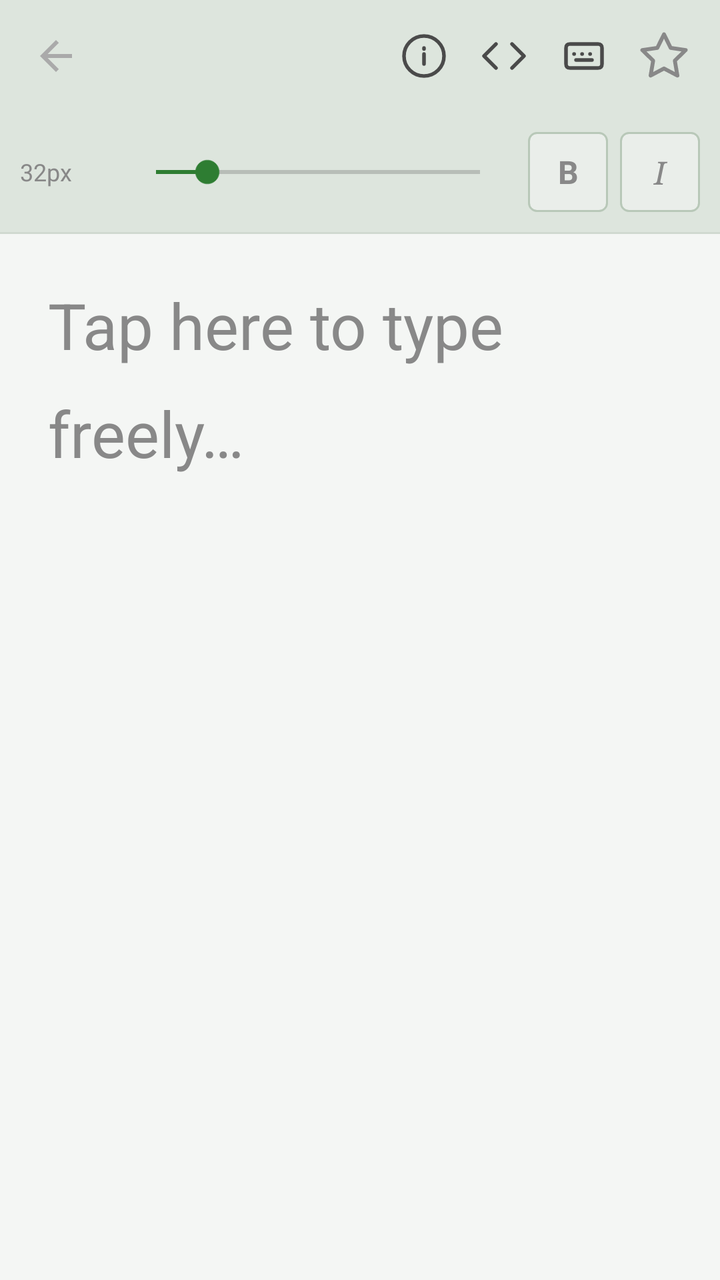
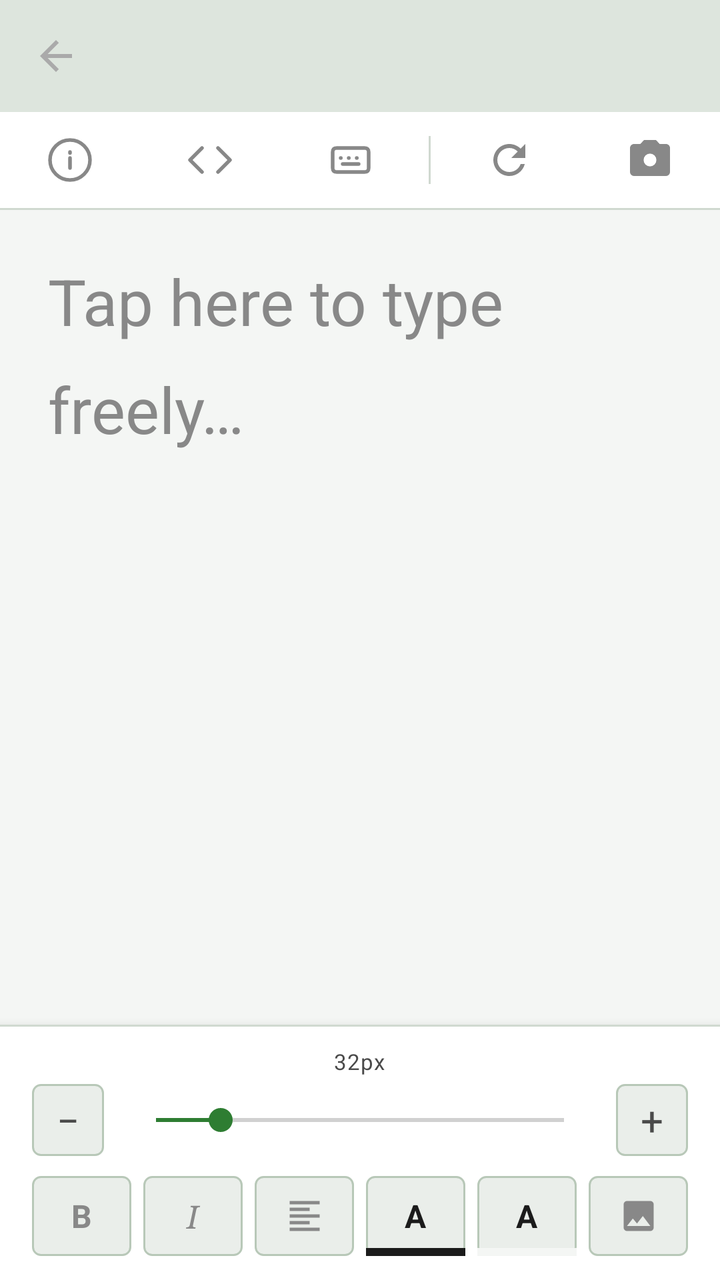

The first picture is an Android layout as it rendered before a commit; the second is the same layout after the commit. The layout source and the unified diff follow.
<!-- AndroidManifest.xml: application theme Theme.FontLens -->
<!-- res/layout/fragment_preview.xml -->
<?xml version="1.0" encoding="utf-8"?>
<androidx.constraintlayout.widget.ConstraintLayout
    xmlns:android="http://schemas.android.com/apk/res/android"
    xmlns:app="http://schemas.android.com/apk/res-auto"
    android:layout_width="match_parent"
    android:layout_height="match_parent"
    android:background="?attr/bgPrimary">

    <androidx.appcompat.widget.Toolbar
        android:id="@+id/toolbar"
        android:layout_width="0dp"
        android:layout_height="?attr/actionBarSize"
        android:background="?attr/bgSidebar"
        app:layout_constraintEnd_toEndOf="parent"
        app:layout_constraintStart_toStartOf="parent"
        app:layout_constraintTop_toTopOf="parent"
        app:navigationIcon="@drawable/ic_back"
        app:navigationIconTint="?attr/textSecondary">

        <LinearLayout
            android:layout_width="match_parent"
            android:layout_height="wrap_content"
            android:orientation="horizontal"
            android:gravity="center_vertical"
            android:paddingEnd="8dp">

            <TextView
                android:id="@+id/tv_font_name"
                android:layout_width="0dp"
                android:layout_height="wrap_content"
                android:layout_weight="1"
                android:textColor="?attr/textPrimary"
                android:textSize="16sp"
                android:fontFamily="serif"
                android:maxLines="1"
                android:ellipsize="end"
                android:letterSpacing="0.04" />

            
            <TextView
                android:id="@+id/btn_add_to_library"
                android:layout_width="wrap_content"
                android:layout_height="wrap_content"
                android:text="+ Add"
                android:textSize="13sp"
                android:textColor="?attr/colorOnPrimary"
                android:background="@drawable/bg_accent_btn"
                android:paddingStart="12dp"
                android:paddingEnd="12dp"
                android:paddingTop="5dp"
                android:paddingBottom="5dp"
                android:layout_marginEnd="4dp"
                android:clickable="true"
                android:focusable="true"
                android:visibility="gone" />

            <ImageView
                android:id="@+id/btn_delete"
                android:layout_width="40dp"
                android:layout_height="40dp"
                android:padding="8dp"
                android:src="@drawable/ic_delete"
                app:tint="@color/ic_delete_tint"
                android:clickable="true"
                android:focusable="true"
                android:visibility="gone"
                android:background="?attr/selectableItemBackgroundBorderless" />

            <ImageView
                android:id="@+id/btn_info"
                android:layout_width="40dp"
                android:layout_height="40dp"
                android:padding="8dp"
                android:src="@drawable/ic_info"
                app:tint="@color/ic_tint_secondary"
                android:clickable="true"
                android:focusable="true"
                android:background="?attr/selectableItemBackgroundBorderless" />

            <ImageView
                android:id="@+id/btn_meta"
                android:layout_width="40dp"
                android:layout_height="40dp"
                android:padding="8dp"
                android:src="@drawable/ic_meta"
                app:tint="@color/ic_tint_secondary"
                android:clickable="true"
                android:focusable="true"
                android:background="?attr/selectableItemBackgroundBorderless" />

            <ImageView
                android:id="@+id/btn_glyph"
                android:layout_width="40dp"
                android:layout_height="40dp"
                android:padding="8dp"
                android:src="@drawable/ic_glyph"
                app:tint="@color/ic_tint_secondary"
                android:clickable="true"
                android:focusable="true"
                android:background="?attr/selectableItemBackgroundBorderless" />

            <ImageView
                android:id="@+id/btn_favorite"
                android:layout_width="40dp"
                android:layout_height="40dp"
                android:padding="7dp"
                android:src="@drawable/ic_star_outline"
                app:tint="@color/ic_tint_muted"
                android:clickable="true"
                android:focusable="true"
                android:background="?attr/selectableItemBackgroundBorderless" />

        </LinearLayout>
    </androidx.appcompat.widget.Toolbar>

    <LinearLayout
        android:id="@+id/controls_bar"
        android:layout_width="0dp"
        android:layout_height="wrap_content"
        android:orientation="horizontal"
        android:gravity="center_vertical"
        android:padding="10dp"
        android:background="?attr/bgSidebar"
        app:layout_constraintEnd_toEndOf="parent"
        app:layout_constraintStart_toStartOf="parent"
        app:layout_constraintTop_toBottomOf="@id/toolbar">

        <TextView
            android:id="@+id/tv_size_label"
            android:layout_width="wrap_content"
            android:layout_height="wrap_content"
            android:text="32px"
            android:textColor="?attr/textMuted"
            android:textSize="12sp"
            android:minWidth="52dp" />

        <SeekBar
            android:id="@+id/seekbar_size"
            android:layout_width="0dp"
            android:layout_height="wrap_content"
            android:layout_weight="1"
            android:max="152"
            android:progress="24"
            android:progressTint="?attr/accentColor"
            android:thumbTint="?attr/accentColor" />

        <TextView
            android:id="@+id/btn_bold"
            android:layout_width="40dp"
            android:layout_height="40dp"
            android:layout_marginStart="8dp"
            android:gravity="center"
            android:text="B"
            android:textSize="16sp"
            android:textStyle="bold"
            android:textColor="?attr/textMuted"
            android:background="@drawable/bg_style_btn"
            android:clickable="true"
            android:focusable="true" />

        <TextView
            android:id="@+id/btn_italic"
            android:layout_width="40dp"
            android:layout_height="40dp"
            android:layout_marginStart="6dp"
            android:gravity="center"
            android:text="I"
            android:textSize="16sp"
            android:textStyle="italic"
            android:fontFamily="serif"
            android:textColor="?attr/textMuted"
            android:background="@drawable/bg_style_btn"
            android:clickable="true"
            android:focusable="true" />

    </LinearLayout>

    <View
        android:id="@+id/divider"
        android:layout_width="0dp"
        android:layout_height="1dp"
        android:background="?attr/dividerColor"
        app:layout_constraintEnd_toEndOf="parent"
        app:layout_constraintStart_toStartOf="parent"
        app:layout_constraintTop_toBottomOf="@id/controls_bar" />

    <ScrollView
        android:layout_width="0dp"
        android:layout_height="0dp"
        android:fillViewport="true"
        app:layout_constraintBottom_toBottomOf="parent"
        app:layout_constraintEnd_toEndOf="parent"
        app:layout_constraintStart_toStartOf="parent"
        app:layout_constraintTop_toBottomOf="@id/divider">

        <EditText
            android:id="@+id/et_preview"
            android:layout_width="match_parent"
            android:layout_height="wrap_content"
            android:minHeight="300dp"
            android:padding="24dp"
            android:background="@null"
            android:textColor="?attr/textPrimary"
            android:textSize="32sp"
            android:gravity="top|start"
            android:hint="@string/tap_to_type"
            android:textColorHint="?attr/textMuted"
            android:inputType="textMultiLine|textCapSentences"
            android:lineSpacingMultiplier="1.4" />

    </ScrollView>

</androidx.constraintlayout.widget.ConstraintLayout>
<!-- resources referenced by this layout -->
<resources>
  <!-- drawable bg_accent_btn (drawable) -->
  <?xml version="1.0" encoding="utf-8"?>
  <shape xmlns:android="http://schemas.android.com/apk/res/android" android:shape="rectangle">
      <solid android:color="?attr/accentColor"/>
      <corners android:radius="4dp"/>
  </shape>
  <!-- drawable bg_style_btn (drawable) -->
  <?xml version="1.0" encoding="utf-8"?>
  <shape xmlns:android="http://schemas.android.com/apk/res/android" android:shape="rectangle">
      <solid android:color="?attr/bgElevated"/>
      <stroke android:width="1dp" android:color="?attr/borderColor"/>
      <corners android:radius="4dp"/>
  </shape>
  <!-- drawable ic_back (drawable) -->
  <vector xmlns:android="http://schemas.android.com/apk/res/android" android:width="24dp" android:height="24dp" android:viewportWidth="24" android:viewportHeight="24">
    <path android:fillColor="#AAAAAA" android:pathData="M20,11H7.83l5.59,-5.59L12,4l-8,8 8,8 1.41,-1.41L7.83,13H20v-2z"/>
  </vector>
  <string name="tap_to_type">Tap here to type freely…</string>
  <style name="Theme.FontLens" parent="Theme.FontLens.Green.Light" />
  <color name="green_light_accent">#2E7D32</color>
  <color name="green_light_accent_dim">#C8E6C9</color>
  <color name="green_light_bg_surface">#FFFFFF</color>
  <color name="green_light_text_primary">#1B1B1B</color>
  <color name="green_light_bg_primary">#F4F6F4</color>
  <color name="green_light_bg_sidebar">#DDE5DD</color>
  <color name="green_light_text_secondary">#4A4A4A</color>
  <color name="green_light_bg_elevated">#EAEEEA</color>
  <color name="green_light_text_muted">#888888</color>
  <color name="green_light_divider">#D0D9D0</color>
  <color name="green_light_border">#B8C8B8</color>
  <!-- unchanged entries left out for length: 6 -->
</resources>

<!-- the commit's change to res/layout/fragment_preview.xml (unified diff, before → after) -->
@@ -6,6 +6,7 @@
     android:layout_height="match_parent"
     android:background="?attr/bgPrimary">
 
+    
     <androidx.appcompat.widget.Toolbar
         android:id="@+id/toolbar"
         android:layout_width="0dp"
@@ -15,183 +16,188 @@
         app:layout_constraintStart_toStartOf="parent"
         app:layout_constraintTop_toTopOf="parent"
         app:navigationIcon="@drawable/ic_back"
-        app:navigationIconTint="?attr/textSecondary">
-
-        <LinearLayout
-            android:layout_width="match_parent"
-            android:layout_height="wrap_content"
-            android:orientation="horizontal"
-            android:gravity="center_vertical"
-            android:paddingEnd="8dp">
-
-            <TextView
-                android:id="@+id/tv_font_name"
-                android:layout_width="0dp"
-                android:layout_height="wrap_content"
-                android:layout_weight="1"
-                android:textColor="?attr/textPrimary"
-                android:textSize="16sp"
-                android:fontFamily="serif"
-                android:maxLines="1"
-                android:ellipsize="end"
-                android:letterSpacing="0.04" />
-
-            
-            <TextView
-                android:id="@+id/btn_add_to_library"
-                android:layout_width="wrap_content"
-                android:layout_height="wrap_content"
-                android:text="+ Add"
-                android:textSize="13sp"
-                android:textColor="?attr/colorOnPrimary"
-                android:background="@drawable/bg_accent_btn"
-                android:paddingStart="12dp"
-                android:paddingEnd="12dp"
-                android:paddingTop="5dp"
-                android:paddingBottom="5dp"
-                android:layout_marginEnd="4dp"
-                android:clickable="true"
-                android:focusable="true"
-                android:visibility="gone" />
-
-            <ImageView
-                android:id="@+id/btn_delete"
-                android:layout_width="40dp"
-                android:layout_height="40dp"
-                android:padding="8dp"
-                android:src="@drawable/ic_delete"
-                app:tint="@color/ic_delete_tint"
-                android:clickable="true"
-                android:focusable="true"
-                android:visibility="gone"
-                android:background="?attr/selectableItemBackgroundBorderless" />
-
-            <ImageView
-                android:id="@+id/btn_info"
-                android:layout_width="40dp"
-                android:layout_height="40dp"
-                android:padding="8dp"
-                android:src="@drawable/ic_info"
-                app:tint="@color/ic_tint_secondary"
-                android:clickable="true"
-                android:focusable="true"
-                android:background="?attr/selectableItemBackgroundBorderless" />
-
-            <ImageView
-                android:id="@+id/btn_meta"
-                android:layout_width="40dp"
-                android:layout_height="40dp"
-                android:padding="8dp"
-                android:src="@drawable/ic_meta"
-                app:tint="@color/ic_tint_secondary"
-                android:clickable="true"
-                android:focusable="true"
-                android:background="?attr/selectableItemBackgroundBorderless" />
-
-            <ImageView
-                android:id="@+id/btn_glyph"
-                android:layout_width="40dp"
-                android:layout_height="40dp"
-                android:padding="8dp"
-                android:src="@drawable/ic_glyph"
-                app:tint="@color/ic_tint_secondary"
-                android:clickable="true"
-                android:focusable="true"
-                android:background="?attr/selectableItemBackgroundBorderless" />
-
-            <ImageView
-                android:id="@+id/btn_favorite"
-                android:layout_width="40dp"
-                android:layout_height="40dp"
-                android:padding="7dp"
-                android:src="@drawable/ic_star_outline"
-                app:tint="@color/ic_tint_muted"
-                android:clickable="true"
-                android:focusable="true"
-                android:background="?attr/selectableItemBackgroundBorderless" />
-
-        </LinearLayout>
+        app:navigationIconTint="?attr/textSecondary"
+        app:title=""
+        app:titleTextColor="?attr/textPrimary">
+
+        <TextView
+            android:id="@+id/tv_font_name"
+            android:layout_width="wrap_content"
+            android:layout_height="wrap_content"
+            android:textColor="?attr/textPrimary"
+            android:textSize="16sp"
+            android:fontFamily="serif"
+            android:maxLines="1"
+            android:ellipsize="end"
+            android:letterSpacing="0.04" />
+
     </androidx.appcompat.widget.Toolbar>
 
+    
     <LinearLayout
-        android:id="@+id/controls_bar"
-        android:layout_width="0dp"
-        android:layout_height="wrap_content"
+        android:id="@+id/menu_bar"
+        android:layout_width="0dp"
+        android:layout_height="48dp"
         android:orientation="horizontal"
-        android:gravity="center_vertical"
-        android:padding="10dp"
-        android:background="?attr/bgSidebar"
+        android:gravity="center"
+        android:background="?attr/bgSurface"
         app:layout_constraintEnd_toEndOf="parent"
         app:layout_constraintStart_toStartOf="parent"
         app:layout_constraintTop_toBottomOf="@id/toolbar">
 
+        
+        <ImageView
+            android:id="@+id/btn_info"
+            android:layout_width="0dp"
+            android:layout_height="match_parent"
+            android:layout_weight="1"
+            android:padding="12dp"
+            android:src="@drawable/ic_info"
+            app:tint="?attr/textMuted"
+            android:clickable="true"
+            android:focusable="true"
+            android:background="?attr/selectableItemBackgroundBorderless" />
+
+        
+        <ImageView
+            android:id="@+id/btn_meta"
+            android:layout_width="0dp"
+            android:layout_height="match_parent"
+            android:layout_weight="1"
+            android:padding="12dp"
+            android:src="@drawable/ic_meta"
+            app:tint="?attr/textMuted"
+            android:clickable="true"
+            android:focusable="true"
+            android:background="?attr/selectableItemBackgroundBorderless" />
+
+        
+        <ImageView
+            android:id="@+id/btn_glyph"
+            android:layout_width="0dp"
+            android:layout_height="match_parent"
+            android:layout_weight="1"
+            android:padding="12dp"
+            android:src="@drawable/ic_glyph"
+            app:tint="?attr/textMuted"
+            android:clickable="true"
+            android:focusable="true"
+            android:background="?attr/selectableItemBackgroundBorderless" />
+
+        <View
+            android:layout_width="1dp"
+            android:layout_height="24dp"
+            android:background="?attr/dividerColor"
+            android:layout_marginStart="4dp"
+            android:layout_marginEnd="4dp" />
+
+        
+        <ImageView
+            android:id="@+id/btn_reset"
+            android:layout_width="0dp"
+            android:layout_height="match_parent"
+            android:layout_weight="1"
+            android:padding="12dp"
+            android:src="@drawable/ic_refresh"
+            app:tint="?attr/textMuted"
+            android:clickable="true"
+            android:focusable="true"
+            android:background="?attr/selectableItemBackgroundBorderless" />
+
+        
+        <ImageView
+            android:id="@+id/btn_capture"
+            android:layout_width="0dp"
+            android:layout_height="match_parent"
+            android:layout_weight="1"
+            android:padding="12dp"
+            android:src="@drawable/ic_camera"
+            app:tint="?attr/textMuted"
+            android:clickable="true"
+            android:focusable="true"
+            android:background="?attr/selectableItemBackgroundBorderless" />
+
+        
         <TextView
-            android:id="@+id/tv_size_label"
+            android:id="@+id/btn_add_to_library"
             android:layout_width="wrap_content"
             android:layout_height="wrap_content"
-            android:text="32px"
-            android:textColor="?attr/textMuted"
+            android:text="+ Add"
             android:textSize="12sp"
-            android:minWidth="52dp" />
-
-        <SeekBar
-            android:id="@+id/seekbar_size"
-            android:layout_width="0dp"
-            android:layout_height="wrap_content"
-            android:layout_weight="1"
-            android:max="152"
-            android:progress="24"
-            android:progressTint="?attr/accentColor"
-            android:thumbTint="?attr/accentColor" />
-
-        <TextView
-            android:id="@+id/btn_bold"
-            android:layout_width="40dp"
-            android:layout_height="40dp"
-            android:layout_marginStart="8dp"
-            android:gravity="center"
-            android:text="B"
-            android:textSize="16sp"
-            android:textStyle="bold"
-            android:textColor="?attr/textMuted"
-            android:background="@drawable/bg_style_btn"
-            android:clickable="true"
-            android:focusable="true" />
-
-        <TextView
-            android:id="@+id/btn_italic"
-            android:layout_width="40dp"
-            android:layout_height="40dp"
-            android:layout_marginStart="6dp"
-            android:gravity="center"
-            android:text="I"
-            android:textSize="16sp"
-            android:textStyle="italic"
-            android:fontFamily="serif"
-            android:textColor="?attr/textMuted"
-            android:background="@drawable/bg_style_btn"
-            android:clickable="true"
-            android:focusable="true" />
+            android:textColor="?attr/colorOnPrimary"
+            android:background="@drawable/bg_accent_btn"
+            android:paddingStart="10dp"
+            android:paddingEnd="10dp"
+            android:paddingTop="4dp"
+            android:paddingBottom="4dp"
+            android:layout_marginStart="4dp"
+            android:layout_marginEnd="4dp"
+            android:clickable="true"
+            android:focusable="true"
+            android:visibility="gone" />
+
+        
+        <ImageView
+            android:id="@+id/btn_delete"
+            android:layout_width="0dp"
+            android:layout_height="match_parent"
+            android:layout_weight="1"
+            android:padding="12dp"
+            android:src="@drawable/ic_delete"
+            app:tint="?attr/textMuted"
+            android:clickable="true"
+            android:focusable="true"
+            android:visibility="gone"
+            android:background="?attr/selectableItemBackgroundBorderless" />
+
+        
+        <ImageView
+            android:id="@+id/btn_favorite"
+            android:layout_width="0dp"
+            android:layout_height="match_parent"
+            android:layout_weight="1"
+            android:padding="11dp"
+            android:src="@drawable/ic_star_outline"
+            app:tint="?attr/textMuted"
+            android:clickable="true"
+            android:focusable="true"
+            android:visibility="gone"
+            android:background="?attr/selectableItemBackgroundBorderless" />
 
     </LinearLayout>
 
     <View
-        android:id="@+id/divider"
+        android:id="@+id/divider_menu"
         android:layout_width="0dp"
         android:layout_height="1dp"
         android:background="?attr/dividerColor"
         app:layout_constraintEnd_toEndOf="parent"
         app:layout_constraintStart_toStartOf="parent"
-        app:layout_constraintTop_toBottomOf="@id/controls_bar" />
-
+        app:layout_constraintTop_toBottomOf="@id/menu_bar" />
+
+    
+    <ImageView
+        android:id="@+id/iv_bg_image"
+        android:layout_width="0dp"
+        android:layout_height="0dp"
+        android:scaleType="centerCrop"
+        android:visibility="gone"
+        app:layout_constraintTop_toBottomOf="@id/divider_menu"
+        app:layout_constraintBottom_toTopOf="@id/bottom_panel"
+        app:layout_constraintStart_toStartOf="parent"
+        app:layout_constraintEnd_toEndOf="parent" />
+
+    
     <ScrollView
+        android:id="@+id/scroll_preview"
         android:layout_width="0dp"
         android:layout_height="0dp"
         android:fillViewport="true"
-        app:layout_constraintBottom_toBottomOf="parent"
-        app:layout_constraintEnd_toEndOf="parent"
+        android:background="@android:color/transparent"
+        app:layout_constraintTop_toBottomOf="@id/divider_menu"
+        app:layout_constraintBottom_toTopOf="@id/bottom_panel"
         app:layout_constraintStart_toStartOf="parent"
-        app:layout_constraintTop_toBottomOf="@id/divider">
+        app:layout_constraintEnd_toEndOf="parent">
 
         <EditText
             android:id="@+id/et_preview"
@@ -210,4 +216,218 @@
 
     </ScrollView>
 
+    
+    <LinearLayout
+        android:id="@+id/bottom_panel"
+        android:layout_width="0dp"
+        android:layout_height="wrap_content"
+        android:orientation="vertical"
+        android:background="?attr/bgSurface"
+        android:elevation="8dp"
+        app:layout_constraintBottom_toBottomOf="parent"
+        app:layout_constraintEnd_toEndOf="parent"
+        app:layout_constraintStart_toStartOf="parent">
+
+        <View
+            android:layout_width="match_parent"
+            android:layout_height="1dp"
+            android:background="?attr/dividerColor" />
+
+        
+        <TextView
+            android:id="@+id/tv_size_label"
+            android:layout_width="wrap_content"
+            android:layout_height="wrap_content"
+            android:layout_gravity="center_horizontal"
+            android:layout_marginTop="10dp"
+            android:text="32px"
+            android:textColor="?attr/textSecondary"
+            android:textSize="11sp"
+            android:letterSpacing="0.04" />
+
+        
+        <LinearLayout
+            android:layout_width="match_parent"
+            android:layout_height="wrap_content"
+            android:orientation="horizontal"
+            android:gravity="center_vertical"
+            android:paddingStart="16dp"
+            android:paddingEnd="16dp"
+            android:paddingTop="4dp"
+            android:paddingBottom="4dp">
+
+            <TextView
+                android:id="@+id/btn_size_minus"
+                android:layout_width="36dp"
+                android:layout_height="36dp"
+                android:gravity="center"
+                android:text="−"
+                android:textSize="20sp"
+                android:textColor="?attr/textSecondary"
+                android:background="@drawable/bg_style_btn"
+                android:clickable="true"
+                android:focusable="true" />
+
+            <SeekBar
+                android:id="@+id/seekbar_size"
+                android:layout_width="0dp"
+                android:layout_height="wrap_content"
+                android:layout_weight="1"
+                android:layout_marginStart="10dp"
+                android:layout_marginEnd="10dp"
+                android:max="152"
+                android:progress="24"
+                android:progressTint="?attr/colorPrimary"
+                android:thumbTint="?attr/colorPrimary" />
+
+            <TextView
+                android:id="@+id/btn_size_plus"
+                android:layout_width="36dp"
+                android:layout_height="36dp"
+                android:gravity="center"
+                android:text="+"
+                android:textSize="20sp"
+                android:textColor="?attr/textSecondary"
+                android:background="@drawable/bg_style_btn"
+                android:clickable="true"
+                android:focusable="true" />
+
+        </LinearLayout>
+
+        
+        <LinearLayout
+            android:layout_width="match_parent"
+            android:layout_height="wrap_content"
+            android:orientation="horizontal"
+            android:gravity="center"
+            android:paddingStart="16dp"
+            android:paddingEnd="16dp"
+            android:paddingTop="6dp"
+            android:paddingBottom="12dp"
+            android:weightSum="6">
+
+            
+            <TextView
+                android:id="@+id/btn_bold"
+                android:layout_width="0dp"
+                android:layout_height="40dp"
+                android:layout_weight="1"
+                android:layout_marginEnd="6dp"
+                android:gravity="center"
+                android:text="B"
+                android:textSize="16sp"
+                android:textStyle="bold"
+                android:textColor="?attr/textMuted"
+                android:background="@drawable/bg_style_btn"
+                android:clickable="true"
+                android:focusable="true" />
+
+            
+            <TextView
+                android:id="@+id/btn_italic"
+                android:layout_width="0dp"
+                android:layout_height="40dp"
+                android:layout_weight="1"
+                android:layout_marginEnd="6dp"
+                android:gravity="center"
+                android:text="I"
+                android:textSize="16sp"
+                android:textStyle="italic"
+                android:fontFamily="serif"
+                android:textColor="?attr/textMuted"
+                android:background="@drawable/bg_style_btn"
+                android:clickable="true"
+                android:focusable="true" />
+
+            
+            <ImageView
+                android:id="@+id/btn_align"
+                android:layout_width="0dp"
+                android:layout_height="40dp"
+                android:layout_weight="1"
+                android:layout_marginEnd="6dp"
+                android:padding="10dp"
+                android:src="@drawable/ic_format_align"
+                app:tint="?attr/textMuted"
+                android:background="@drawable/bg_style_btn"
+                android:clickable="true"
+                android:focusable="true"
+                android:scaleType="fitCenter" />
+
+            
+            <FrameLayout
+                android:id="@+id/btn_font_color"
+                android:layout_width="0dp"
+                android:layout_height="40dp"
+                android:layout_weight="1"
+                android:layout_marginEnd="6dp"
+                android:background="@drawable/bg_style_btn"
+                android:clickable="true"
+                android:focusable="true">
+
+                <TextView
+                    android:layout_width="wrap_content"
+                    android:layout_height="wrap_content"
+                    android:layout_gravity="center"
+                    android:text="A"
+                    android:textSize="16sp"
+                    android:textStyle="bold"
+                    android:textColor="?attr/textPrimary" />
+
+                <View
+                    android:id="@+id/font_color_indicator"
+                    android:layout_width="match_parent"
+                    android:layout_height="4dp"
+                    android:layout_gravity="bottom"
+                    android:background="?attr/textPrimary" />
+
+            </FrameLayout>
+
+            
+            <FrameLayout
+                android:id="@+id/btn_bg_color"
+                android:layout_width="0dp"
+                android:layout_height="40dp"
+                android:layout_weight="1"
+                android:layout_marginEnd="6dp"
+                android:background="@drawable/bg_style_btn"
+                android:clickable="true"
+                android:focusable="true">
+
+                <TextView
+                    android:layout_width="wrap_content"
+                    android:layout_height="wrap_content"
+                    android:layout_gravity="center"
+                    android:text="A"
+                    android:textSize="16sp"
+                    android:textStyle="bold"
+                    android:textColor="?attr/textPrimary" />
+
+                <View
+                    android:id="@+id/bg_color_indicator"
+                    android:layout_width="match_parent"
+                    android:layout_height="4dp"
+                    android:layout_gravity="bottom"
+                    android:background="?attr/bgPrimary" />
+
+            </FrameLayout>
+
+            
+            <ImageView
+                android:id="@+id/btn_bg_image"
+                android:layout_width="0dp"
+                android:layout_height="40dp"
+                android:layout_weight="1"
+                android:padding="10dp"
+                android:src="@drawable/ic_image"
+                app:tint="?attr/textMuted"
+                android:background="@drawable/bg_style_btn"
+                android:clickable="true"
+                android:focusable="true"
+                android:scaleType="fitCenter" />
+
+        </LinearLayout>
+
+    </LinearLayout>
+
 </androidx.constraintlayout.widget.ConstraintLayout>
<!-- resource entries referenced after the edit -->
@@ -17,6 +17,40 @@
   <vector xmlns:android="http://schemas.android.com/apk/res/android" android:width="24dp" android:height="24dp" android:viewportWidth="24" android:viewportHeight="24">
     <path android:fillColor="#AAAAAA" android:pathData="M20,11H7.83l5.59,-5.59L12,4l-8,8 8,8 1.41,-1.41L7.83,13H20v-2z"/>
   </vector>
+  <!-- drawable ic_camera (drawable) -->
+  <vector xmlns:android="http://schemas.android.com/apk/res/android"
+      android:width="24dp"
+      android:height="24dp"
+      android:viewportWidth="24"
+      android:viewportHeight="24">
+      <path
+          android:fillColor="@android:color/white"
+          android:pathData="M12,15.2A3.2,3.2 0,0 1,8.8 12,3.2 3.2,0 0,1 12,8.8a3.2,3.2 0,0 1,3.2 3.2,3.2 3.2,0 0,1 -3.2,3.2M9,2L7.17,4H4C2.9,4 2,4.9 2,6V18A2,2 0,0 0,4 20H20A2,2 0,0 0,22 18V6C22,4.89 21.1,4 20,4H16.83L15,2H9Z"/>
+  </vector>
+  <!-- drawable ic_format_align (drawable) -->
+  <vector xmlns:android="http://schemas.android.com/apk/res/android"
+      android:width="24dp" android:height="24dp"
+      android:viewportWidth="24" android:viewportHeight="24">
+      <path android:fillColor="@android:color/white"
+          android:pathData="M3,21h18v-2H3v2zM3,17h12v-2H3v2zM3,13h18v-2H3v2zM3,9h12V7H3v2zM3,3v2h18V3H3z"/>
+  </vector>
+  <!-- drawable ic_image (drawable) -->
+  <vector xmlns:android="http://schemas.android.com/apk/res/android"
+      android:width="24dp" android:height="24dp"
+      android:viewportWidth="24" android:viewportHeight="24">
+      <path android:fillColor="@android:color/white"
+          android:pathData="M21,19V5c0,-1.1 -0.9,-2 -2,-2H5c-1.1,0 -2,0.9 -2,2v14c0,1.1 0.9,2 2,2h14c1.1,0 2,-0.9 2,-2zM8.5,13.5l2.5,3.01L14.5,12l4.5,6H5l3.5,-4.5z"/>
+  </vector>
+  <!-- drawable ic_refresh (drawable) -->
+  <vector xmlns:android="http://schemas.android.com/apk/res/android"
+      android:width="24dp"
+      android:height="24dp"
+      android:viewportWidth="24"
+      android:viewportHeight="24">
+      <path
+          android:fillColor="@android:color/white"
+          android:pathData="M17.65,6.35C16.2,4.9 14.21,4 12,4c-4.42,0 -7.99,3.58 -7.99,8s3.57,8 7.99,8c3.73,0 6.84,-2.55 7.73,-6h-2.08c-0.82,2.33 -3.04,4 -5.65,4 -3.31,0 -6,-2.69 -6,-6s2.69,-6 6,-6c1.66,0 3.14,0.69 4.22,1.78L13,11h7V4l-2.35,2.35z"/>
+  </vector>
   <string name="tap_to_type">Tap here to type freely…</string>
   <style name="Theme.FontLens" parent="Theme.FontLens.Green.Light" />
   <color name="green_light_accent">#2E7D32</color>
